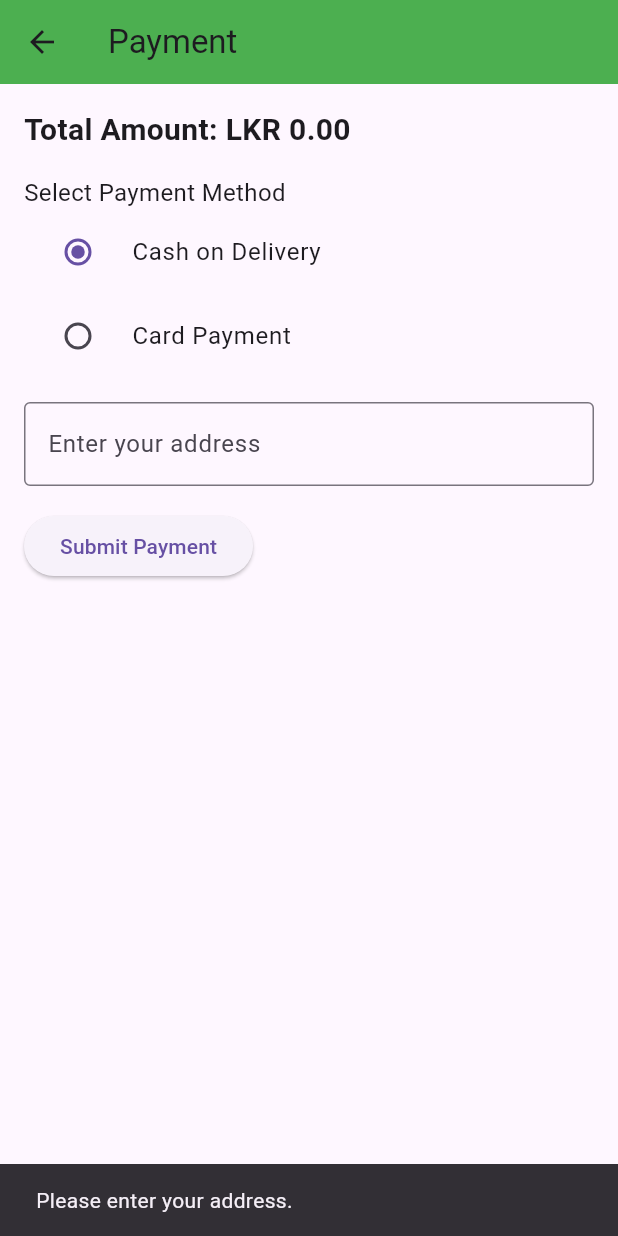
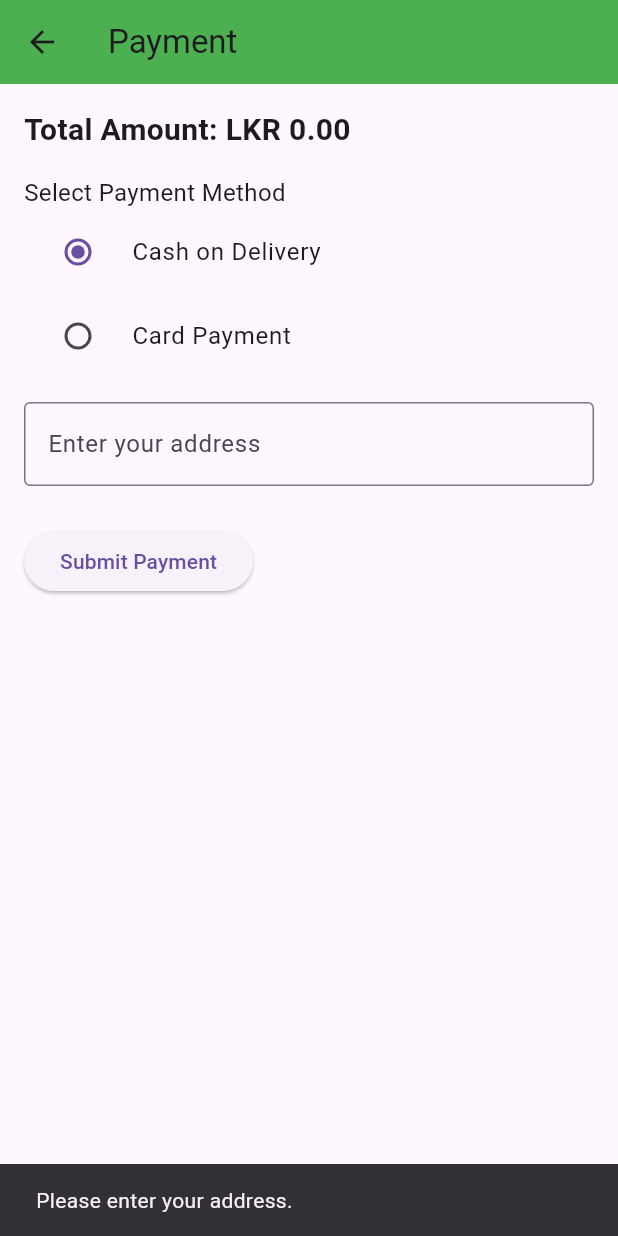
Before and after one commit to RubithaR/Farm2HomeApp, a Flutter app: the PaymentPage screen opened directly with empty values, after a tap on "Submit Payment", on a phone screen of 412 x 824 dp. Run offline on Flutter 3.47's test engine with Material 3 defaults, Android fonts, the light colour scheme and no system bars; our stand-ins replace cloud_firestore, firebase_auth, firebase_core, firebase_database, firebase_storage, google_maps_flutter and 1 more; accounts and stored records are empty.

Commit message:
geerthi 2nd commit

```diff
--- a/lib/buyerpages/homepage_buyer.dart
+++ b/lib/buyerpages/homepage_buyer.dart
@@ -7,6 +7,7 @@ import 'package:veg/sellerpages/categories/vegetable_only/veg_card.dart';
 import '../buyerpages/Widgets/appbarwidget.dart';
 import '../buyerpages/Widgets/categorieswidget.dart';
 import 'package:veg/buyerpages/Cart/ViewOrder.dart';
+import '../buyerpages/ViewPaymentsPage.dart';
 
 class HomePageBuyer extends StatefulWidget {
   const HomePageBuyer({super.key});
@@ -121,7 +122,7 @@ class _HomePageState extends State<HomePageBuyer> {
                           Navigator.push(
                             context,
                             MaterialPageRoute(
-                              builder: (context) => const MapPage(),
+                              builder: (context) => const Sample(),
                             ),
                           );
                         },
@@ -146,7 +147,7 @@ class _HomePageState extends State<HomePageBuyer> {
                               width: 125,
                             ),
                             Text(
-                              'Random Buy',
+                              'View orders',
                               style:
                                   TextStyle(fontSize: 20, color: Colors.green),
                             ),
@@ -312,7 +313,7 @@ class _HomePageState extends State<HomePageBuyer> {
                           Navigator.push(
                             context,
                             MaterialPageRoute(
-                              builder: (context) => const Sample(),
+                              builder: (context) => const ViewPaymentsPage(),
                             ),
                           );
                         },
@@ -337,7 +338,7 @@ class _HomePageState extends State<HomePageBuyer> {
                               width: 125,
                             ),
                             Text(
-                              'View orders',
+                              'Payment details',
                               style:
                                   TextStyle(fontSize: 20, color: Colors.green),
                             ),
--- a/lib/buyerpages/payment_page.dart
+++ b/lib/buyerpages/payment_page.dart
@@ -17,7 +17,7 @@ class PaymentPage extends StatefulWidget {
 
 class _PaymentPageState extends State<PaymentPage> {
   String _selectedPaymentMethod = "cash"; // Default to cash
-  String? _selectedCardType; // New variable for card type
+  String? _selectedCardType; // Variable for card type
 
   final TextEditingController addressController = TextEditingController();
   final TextEditingController cardNumberController = TextEditingController();
@@ -32,15 +32,14 @@ class _PaymentPageState extends State<PaymentPage> {
   final User? currentFirebaseUser = FirebaseAuth.instance.currentUser;
 
   void _submitPayment() {
-    if (_selectedPaymentMethod == "cash") {
     if (addressController.text.isEmpty) {
       ScaffoldMessenger.of(context).showSnackBar(
         const SnackBar(content: Text('Please enter your address.')),
       );
       return;
     }
-      _savePaymentDetails("Cash", address: addressController.text);
-    } else {
+
+    if (_selectedPaymentMethod == "card") {
       if (cardNumberController.text.isEmpty ||
           cardHolderNameController.text.isEmpty ||
           secretCodeController.text.isEmpty ||
@@ -50,12 +49,16 @@ class _PaymentPageState extends State<PaymentPage> {
         );
         return;
       }
+    }
+
     _savePaymentDetails(
-        "Card",
-        cardType: _selectedCardType,
-        cardHolderName: cardHolderNameController.text,
+      _selectedPaymentMethod == "cash" ? "Cash" : "Card",
+      address: addressController.text,
+      cardType: _selectedPaymentMethod == "card" ? _selectedCardType : null,
+      cardHolderName: _selectedPaymentMethod == "card"
+          ? cardHolderNameController.text
+          : null,
     );
-    }
   }
 
   void _savePaymentDetails(String paymentType,
@@ -73,7 +76,12 @@ class _PaymentPageState extends State<PaymentPage> {
           .child(widget.sellerId)
           .remove()
           .then((_) {
-        // Navigate to ViewPaymentsPage
+        // Show payment successful message
+        ScaffoldMessenger.of(context).showSnackBar(
+          const SnackBar(content: Text('Payment successful!')),
+        );
+
+        // Navigate to ViewPaymentsPage after showing the success message
         Navigator.pushReplacement(
           context,
           MaterialPageRoute(builder: (context) => ViewPaymentsPage()),
@@ -91,14 +99,16 @@ class _PaymentPageState extends State<PaymentPage> {
       ),
       body: Padding(
         padding: const EdgeInsets.all(16.0),
+        child: SingleChildScrollView(
           child: Column(
             crossAxisAlignment: CrossAxisAlignment.start,
             children: [
               Text("Total Amount: LKR ${widget.totalAmount.toStringAsFixed(2)}",
-                style:
-                    const TextStyle(fontSize: 20, fontWeight: FontWeight.bold)),
+                  style: const TextStyle(
+                      fontSize: 20, fontWeight: FontWeight.bold)),
               const SizedBox(height: 16.0),
-            const Text("Select Payment Method", style: TextStyle(fontSize: 16)),
+              const Text("Select Payment Method",
+                  style: TextStyle(fontSize: 16)),
               RadioListTile<String>(
                 title: const Text("Cash on Delivery"),
                 value: "cash",
@@ -120,7 +130,6 @@ class _PaymentPageState extends State<PaymentPage> {
                 },
               ),
               const SizedBox(height: 16.0),
-            if (_selectedPaymentMethod == "cash")
               TextField(
                 controller: addressController,
                 decoration: const InputDecoration(
@@ -128,6 +137,7 @@ class _PaymentPageState extends State<PaymentPage> {
                   border: OutlineInputBorder(),
                 ),
               ),
+              const SizedBox(height: 10),
               if (_selectedPaymentMethod == "card") ...[
                 DropdownButtonFormField<String>(
                   decoration: const InputDecoration(
@@ -181,6 +191,7 @@ class _PaymentPageState extends State<PaymentPage> {
             ],
           ),
         ),
+      ),
     );
   }
 }
```
Lines whose indentation alone changed are shown as unchanged.
